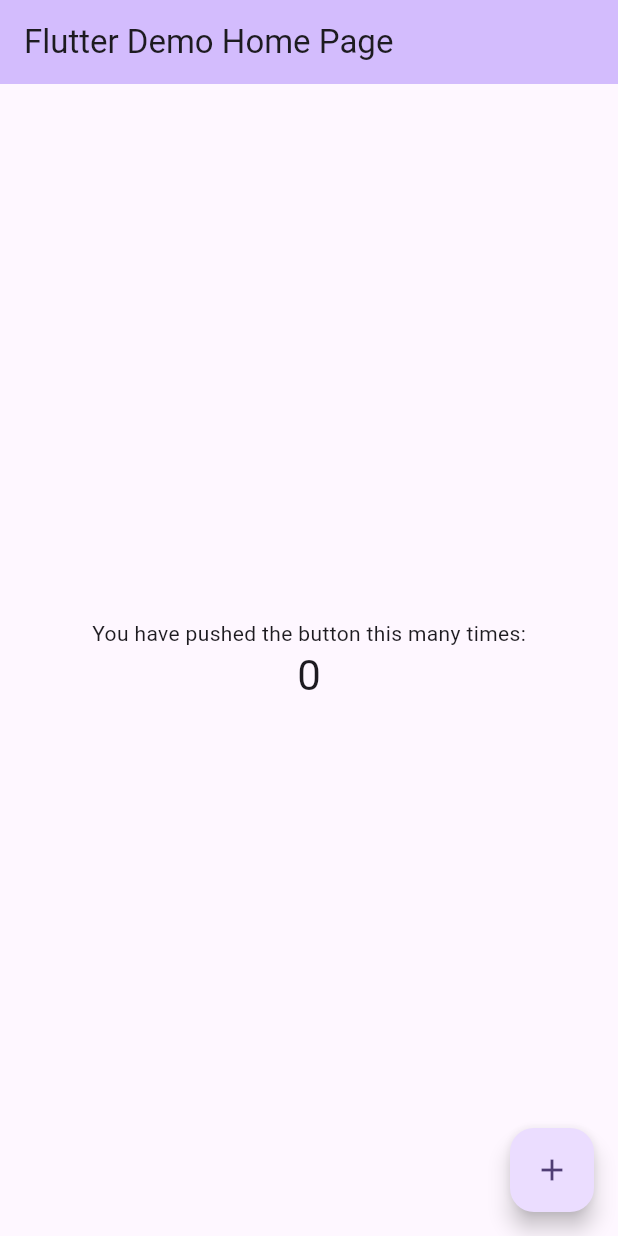
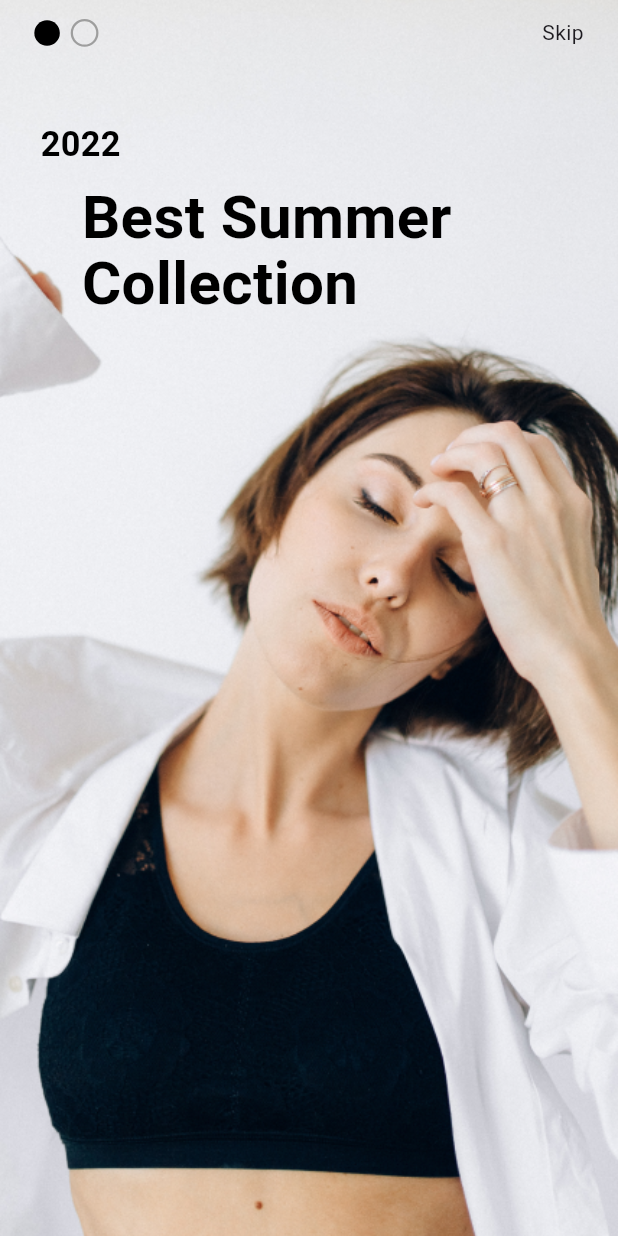
Before and after one commit to aymanshawqi360/store_app, a Flutter app: the screen it shows after launch, on a phone screen of 412 x 824 dp. Run offline on Flutter 3.47's test engine with Material 3 defaults, Android fonts, the phone set to English and light mode, and no system bars; drawn by our look-alikes of smooth_page_indicator; our stand-ins replace flutter_screenutil.

Commit message:
- added onboarding screen. - added ordering app image and text best summe && onboarding smooth page lndicator. - added smooth pageIndicator. - added colores && font weght helper. - added routing folder  contains routes and app_route. - added Navigation  extensions. - added sorte_app. - added images file.

```diff
--- /dev/null
+++ b/devtools_options.yaml
@@ -0,0 +1,3 @@
+description: This file stores settings for Dart & Flutter DevTools.
+documentation: https://docs.flutter.dev/tools/devtools/extensions#configure-extension-enablement-states
+extensions:
--- /dev/null
+++ b/lib/core/helpers/extensions.dart
@@ -0,0 +1,20 @@
+import 'package:flutter/widgets.dart';
+
+extension Navigation on BuildContext {
+  Future<dynamic> pushNamed(String routeName, {Object? arguments}) {
+    return Navigator.of(this).pushNamed(routeName, arguments: arguments);
+  }
+
+  Future<dynamic> pushReplacementNamed(String routeName, {Object? arguments}) {
+    return Navigator.of(this)
+        .pushReplacementNamed(routeName, arguments: arguments);
+  }
+
+  Future<dynamic> pushNamedAndRemoveUntil(String routeName,
+      {Object? arguments, required RoutePredicate predicate}) {
+    return Navigator.of(this)
+        .pushNamedAndRemoveUntil(routeName, predicate, arguments: arguments);
+  }
+
+  void pop() => Navigator.of(this).pop();
+}
--- /dev/null
+++ b/lib/core/helpers/spacing.dart
@@ -0,0 +1,10 @@
+import 'package:flutter/material.dart';
+import 'package:flutter_screenutil/flutter_screenutil.dart';
+
+SizedBox verticalSpace({required double height}) => SizedBox(
+      height: height.h,
+    );
+
+SizedBox horizontalSpace({required double wight}) => SizedBox(
+      width: wight.w,
+    );
--- /dev/null
+++ b/lib/core/routing/app_route.dart
@@ -0,0 +1,15 @@
+import 'package:flutter/material.dart';
+import 'package:store_app/core/routing/routes.dart';
+import 'package:store_app/features/onboarding/screen/onboarding_screen.dart';
+
+class AppRouter {
+  Route? generateRoute(RouteSettings settings) {
+    switch (settings.name) {
+      case Routes.onboardingScreen:
+        return MaterialPageRoute(builder: (_) => OnboardingScreen());
+
+      default:
+        return null;
+    }
+  }
+}
--- /dev/null
+++ b/lib/core/routing/routes.dart
@@ -0,0 +1,4 @@
+class Routes {
+  static const String onboardingScreen = "/onboardingScreen";
+  // static const String homeScreen = "/homeScreen";
+}
--- /dev/null
+++ b/lib/core/theming/colors.dart
@@ -0,0 +1,7 @@
+import 'package:flutter/material.dart';
+
+class ColorManager {
+  static const Color lightGray = Color(0xffFBFBFB);
+  static const Color Black = Color(0xff000000);
+  static const Color white = Color(0xffFFFFFF);
+}
--- /dev/null
+++ b/lib/core/theming/font_weight_helper .dart
@@ -0,0 +1,12 @@
+import 'package:flutter/material.dart';
+
+class FontWeightHelper {
+  static const FontWeight thin = FontWeight.w100;
+  static const FontWeight extraLight = FontWeight.w200;
+  static const FontWeight light = FontWeight.w300;
+  static const FontWeight regular = FontWeight.w400;
+  static const FontWeight medium = FontWeight.w500;
+  static const FontWeight semiBold = FontWeight.w600;
+  static const FontWeight bold = FontWeight.w700;
+  static const FontWeight extraBold = FontWeight.w800;
+}
--- /dev/null
+++ b/lib/core/theming/styles.dart
@@ -0,0 +1,22 @@
+import 'package:flutter/material.dart';
+import 'package:flutter_screenutil/flutter_screenutil.dart';
+import 'package:store_app/core/theming/colors.dart';
+import 'package:store_app/core/theming/font_weight_helper%20.dart';
+
+class TextStyles {
+  static TextStyle font20BlackSemiBold = TextStyle(
+    color: ColorManager.Black,
+    fontWeight: FontWeightHelper.semiBold,
+    fontSize: 20.sp,
+  );
+  static TextStyle font35BlackSemiBold = TextStyle(
+    color: ColorManager.Black,
+    fontWeight: FontWeightHelper.semiBold,
+    fontSize: 35.sp,
+  );
+  static TextStyle font35WhiteSemiBold = TextStyle(
+    color: ColorManager.white,
+    fontWeight: FontWeightHelper.semiBold,
+    fontSize: 35.sp,
+  );
+}
--- /dev/null
+++ b/lib/features/onboarding/screen/onboarding_screen.dart
@@ -0,0 +1,30 @@
+import 'package:flutter/material.dart';
+import 'package:store_app/features/onboarding/widget/onboarding_smooth_pageIndicator.dart';
+import '../widget/ordering_app_image_and_text_best_best_of_this_months.dart';
+import '../widget/ordering_app_image_and_text_best_summer.dart';
+
+class OnboardingScreen extends StatelessWidget {
+  OnboardingScreen({super.key});
+  final controller = PageController();
+
+  @override
+  Widget build(BuildContext context) {
+    return Scaffold(
+        body: SafeArea(
+      child: Stack(
+        children: [
+          PageView(
+            controller: controller,
+            children: [
+              OrderingAppImageAndTextBestSummer(
+                  image: "assets/images/onboarding_ordering_app_one.png"),
+              OrderingAppImageAndTextBestOfThisMonths(
+                  image: "assets/images/onboarding_ordering_app_two.png"),
+            ],
+          ),
+          OnboardingSmoothPageindicator(controller: controller, count: 2)
+        ],
+      ),
+    ));
+  }
+}
--- /dev/null
+++ b/lib/features/onboarding/widget/onboarding_smooth_pageIndicator.dart
@@ -0,0 +1,46 @@
+import 'package:flutter/material.dart';
+import 'package:flutter_screenutil/flutter_screenutil.dart';
+import 'package:smooth_page_indicator/smooth_page_indicator.dart';
+
+class OnboardingSmoothPageindicator extends StatelessWidget {
+  final PageController controller;
+  final int count;
+  const OnboardingSmoothPageindicator({
+    Key? key,
+    required this.controller,
+    required this.count,
+  }) : super(key: key);
+
+  @override
+  Widget build(BuildContext context) {
+    return Padding(
+      padding: EdgeInsets.symmetric(horizontal: 20.w, vertical: 10.h),
+      child: Row(
+        mainAxisAlignment: MainAxisAlignment.spaceBetween,
+        children: [
+          SmoothPageIndicator(
+            controller: controller,
+            count: count,
+            axisDirection: Axis.horizontal,
+            effect: const SlideEffect(
+                spacing: 8.0,
+                radius: 14.0,
+                dotWidth: 17.0,
+                dotHeight: 17.0,
+                paintStyle: PaintingStyle.stroke,
+                strokeWidth: 1.5,
+                dotColor: Colors.grey,
+                activeDotColor: Colors.black),
+          ),
+          GestureDetector(
+              onTap: () {
+                controller.animateToPage(count - 1,
+                    duration: const Duration(seconds: 1),
+                    curve: Curves.slowMiddle);
+              },
+              child: const Text("Skip"))
+        ],
+      ),
+    );
+  }
+}
--- /dev/null
+++ b/lib/features/onboarding/widget/ordering_app_image_and_text_best_best_of_this_months.dart
@@ -0,0 +1,41 @@
+import 'package:flutter/material.dart';
+import 'package:flutter_screenutil/flutter_screenutil.dart';
+import '../../../core/theming/styles.dart';
+
+class OrderingAppImageAndTextBestOfThisMonths extends StatelessWidget {
+  final String image;
+  OrderingAppImageAndTextBestOfThisMonths({
+    Key? key,
+    required this.image,
+  }) : super(key: key);
+
+  @override
+  Widget build(BuildContext context) {
+    return Scaffold(
+      body: Stack(
+        children: [
+          Image.asset(
+            "${image}",
+            fit: BoxFit.cover,
+            width: double.infinity,
+          ),
+          Padding(
+            padding: EdgeInsets.symmetric(vertical: 54.h),
+            child: Row(
+              mainAxisAlignment: MainAxisAlignment.center,
+              children: [
+                Text(
+                  textAlign: TextAlign.center,
+                  "Best of this months\nCollection",
+                  style: TextStyles.font35WhiteSemiBold.copyWith(
+                    height: 1.1,
+                  ),
+                ),
+              ],
+            ),
+          )
+        ],
+      ),
+    );
+  }
+}
--- /dev/null
+++ b/lib/features/onboarding/widget/ordering_app_image_and_text_best_summer.dart
@@ -0,0 +1,53 @@
+import 'package:flutter/material.dart';
+import 'package:flutter_screenutil/flutter_screenutil.dart';
+import '../../../core/helpers/spacing.dart';
+import '../../../core/theming/styles.dart';
+
+class OrderingAppImageAndTextBestSummer extends StatelessWidget {
+  final String image;
+  OrderingAppImageAndTextBestSummer({
+    Key? key,
+    required this.image,
+  }) : super(key: key);
+
+  @override
+  Widget build(BuildContext context) {
+    return Scaffold(
+      body: Stack(
+        children: [
+          Image.asset(
+            "${image}",
+            fit: BoxFit.cover,
+            width: double.infinity,
+          ),
+          Positioned(
+            top: 80,
+            left: 27,
+            child: Column(
+              crossAxisAlignment: CrossAxisAlignment.start,
+              children: [
+                Padding(
+                  padding: EdgeInsets.symmetric(horizontal: 0.w),
+                  child: Text(
+                    "2022",
+                    style: TextStyles.font20BlackSemiBold,
+                  ),
+                ),
+                verticalSpace(height: 8),
+                Padding(
+                  padding: EdgeInsets.symmetric(horizontal: 24.w),
+                  child: Text(
+                    "Best Summer\nCollection",
+                    style: TextStyles.font35BlackSemiBold.copyWith(
+                      height: 1.1,
+                    ),
+                  ),
+                ),
+              ],
+            ),
+          )
+        ],
+      ),
+    );
+  }
+}
--- a/lib/main.dart
+++ b/lib/main.dart
@@ -1,125 +1,7 @@
 import 'package:flutter/material.dart';
+import 'package:store_app/core/routing/app_route.dart';
+import 'package:store_app/sorte_app.dart';
 
 void main() {
-  runApp(const MyApp());
+  runApp(SorteApp(appRouter: AppRouter()));
 }
-
-class MyApp extends StatelessWidget {
-  const MyApp({super.key});
-
-  // This widget is the root of your application.
-  @override
-  Widget build(BuildContext context) {
-    return MaterialApp(
-      title: 'StoreApp',
-      theme: ThemeData(
-        // This is the theme of your application.
-        //
-        // TRY THIS: Try running your application with "flutter run". You'll see
-        // the application has a purple toolbar. Then, without quitting the app,
-        // try changing the seedColor in the colorScheme below to Colors.green
-        // and then invoke "hot reload" (save your changes or press the "hot
-        // reload" button in a Flutter-supported IDE, or press "r" if you used
-        // the command line to start the app).
-        //
-        // Notice that the counter didn't reset back to zero; the application
-        // state is not lost during the reload. To reset the state, use hot
-        // restart instead.
-        //
-        // This works for code too, not just values: Most code changes can be
-        // tested with just a hot reload.
-        colorScheme: ColorScheme.fromSeed(seedColor: Colors.deepPurple),
-        useMaterial3: true,
-      ),
-      home: const MyHomePage(title: 'Flutter Demo Home Page'),
-    );
-  }
-}
-
-class MyHomePage extends StatefulWidget {
-  const MyHomePage({super.key, required this.title});
-
-  // This widget is the home page of your application. It is stateful, meaning
-  // that it has a State object (defined below) that contains fields that affect
-  // how it looks.
-
-  // This class is the configuration for the state. It holds the values (in this
-  // case the title) provided by the parent (in this case the App widget) and
-  // used by the build method of the State. Fields in a Widget subclass are
-  // always marked "final".
-
-  final String title;
-
-  @override
-  State<MyHomePage> createState() => _MyHomePageState();
-}
-
-class _MyHomePageState extends State<MyHomePage> {
-  int _counter = 0;
-
-  void _incrementCounter() {
-    setState(() {
-      // This call to setState tells the Flutter framework that something has
-      // changed in this State, which causes it to rerun the build method below
-      // so that the display can reflect the updated values. If we changed
-      // _counter without calling setState(), then the build method would not be
-      // called again, and so nothing would appear to happen.
-      _counter++;
-    });
-  }
-
-  @override
-  Widget build(BuildContext context) {
-    // This method is rerun every time setState is called, for instance as done
-    // by the _incrementCounter method above.
-    //
-    // The Flutter framework has been optimized to make rerunning build methods
-    // fast, so that you can just rebuild anything that needs updating rather
-    // than having to individually change instances of widgets.
-    return Scaffold(
-      appBar: AppBar(
-        // TRY THIS: Try changing the color here to a specific color (to
-        // Colors.amber, perhaps?) and trigger a hot reload to see the AppBar
-        // change color while the other colors stay the same.
-        backgroundColor: Theme.of(context).colorScheme.inversePrimary,
-        // Here we take the value from the MyHomePage object that was created by
-        // the App.build method, and use it to set our appbar title.
-        title: Text(widget.title),
-      ),
-      body: Center(
-        // Center is a layout widget. It takes a single child and positions it
-        // in the middle of the parent.
-        child: Column(
-          // Column is also a layout widget. It takes a list of children and
-          // arranges them vertically. By default, it sizes itself to fit its
-          // children horizontally, and tries to be as tall as its parent.
-          //
-          // Column has various properties to control how it sizes itself and
-          // how it positions its children. Here we use mainAxisAlignment to
-          // center the children vertically; the main axis here is the vertical
-          // axis because Columns are vertical (the cross axis would be
-          // horizontal).
-          //
-          // TRY THIS: Invoke "debug painting" (choose the "Toggle Debug Paint"
-          // action in the IDE, or press "p" in the console), to see the
-          // wireframe for each widget.
-          mainAxisAlignment: MainAxisAlignment.center,
-          children: <Widget>[
-            const Text(
-              'You have pushed the button this many times:',
-            ),
-            Text(
-              '$_counter',
-              style: Theme.of(context).textTheme.headlineMedium,
-            ),
-          ],
-        ),
-      ),
-      floatingActionButton: FloatingActionButton(
-        onPressed: _incrementCounter,
-        tooltip: 'Increment',
-        child: const Icon(Icons.add),
-      ), // This trailing comma makes auto-formatting nicer for build methods.
-    );
-  }
-}
--- /dev/null
+++ b/lib/sorte_app.dart
@@ -0,0 +1,26 @@
+import 'package:flutter/material.dart';
+import 'package:flutter_screenutil/flutter_screenutil.dart';
+import 'package:store_app/core/routing/app_route.dart';
+import 'package:store_app/core/routing/routes.dart';
+import 'package:store_app/core/theming/colors.dart';
+
+class SorteApp extends StatelessWidget {
+  final AppRouter appRouter;
+  const SorteApp({
+    super.key,
+    required this.appRouter,
+  });
+
+  @override
+  Widget build(BuildContext context) {
+    return ScreenUtilInit(
+        designSize: const Size(360, 690),
+        minTextAdapt: true,
+        child: MaterialApp(
+          theme: ThemeData(scaffoldBackgroundColor: ColorManager.lightGray),
+          debugShowCheckedModeBanner: false,
+          initialRoute: Routes.onboardingScreen,
+          onGenerateRoute: appRouter.generateRoute,
+        ));
+  }
+}
```
Also changed, not shown: pubspec.yaml (+25 -3 lines), assets/images/fresh_fruite_image.png (added), assets/images/onboarding_ordering_app_one.png (added), assets/images/onboarding_ordering_app_two.png (added), pubspec.lock, 1 other file.
